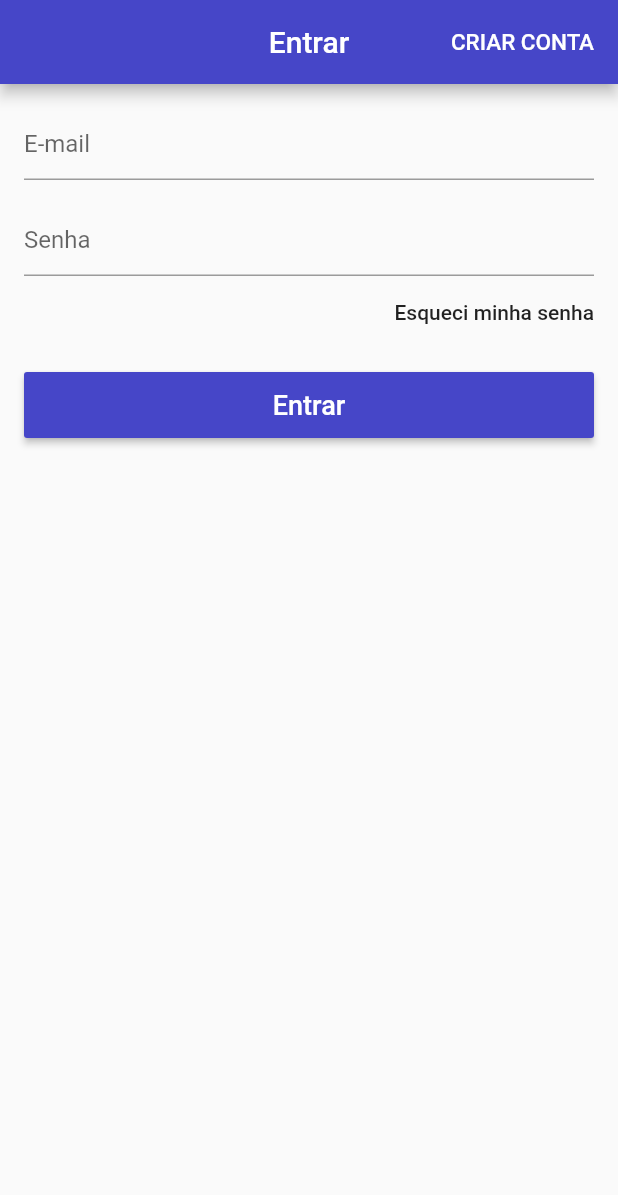
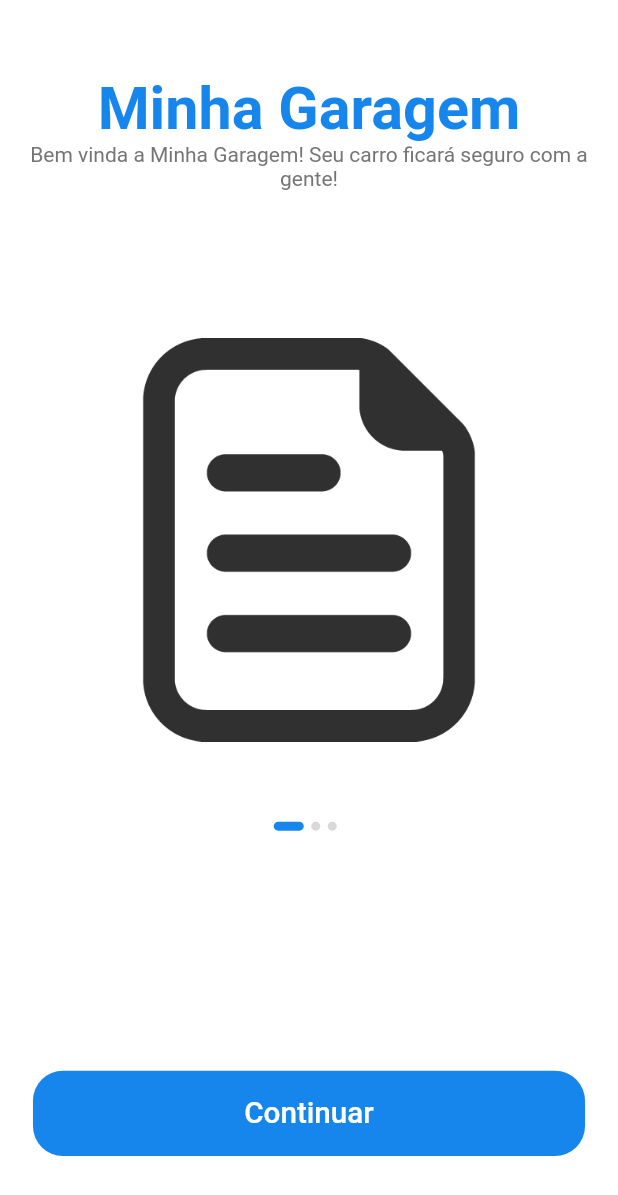
Before and after one commit to juliano-sc98/MinhaGaragem, a Flutter app: the screen it shows after launch, on a phone screen of 412 x 824 dp. Shown: the top 1195 px of the screen. Run offline on Flutter 3.47's test engine with Material 2 defaults, Android fonts, the phone set to English and light mode, and no system bars; Roboto replaces fonts that are missing (Muli).

Commit message:
Adicionando Introdução

```diff
--- /dev/null
+++ b/lib/components/default_button.dart
@@ -0,0 +1,30 @@
+import 'package:MinhaGaragem/constants.dart';
+import 'package:MinhaGaragem/size_config.dart';
+import 'package:flutter/material.dart';
+
+class DefaultButton extends StatelessWidget {
+
+  const DefaultButton({Key key, this.text, this.press}) : super(key : key);
+
+  final String text;
+  final Function press;
+
+  @override
+  Widget build(BuildContext context) {
+    return SizedBox(
+      width: double.infinity,
+      height: getProportionateScreenHeight(56),
+      child: FlatButton(
+          shape: RoundedRectangleBorder(borderRadius: BorderRadius.circular(20)),
+          color: kPrimaryColor,
+          onPressed: press,
+          child: Text(
+            text,
+            style: TextStyle(
+              fontSize: getProportionateScreenWidth(18),
+              color: Colors.white
+            ),
+          )),
+    );
+  }
+}
--- /dev/null
+++ b/lib/screens/introduction/body.dart
@@ -0,0 +1,113 @@
+import 'package:MinhaGaragem/components/default_button.dart';
+import 'package:MinhaGaragem/constants.dart';
+import 'package:MinhaGaragem/screens/introduction/intro_content.dart';
+import 'package:MinhaGaragem/screens/logIn/login_screen.dart';
+import 'package:MinhaGaragem/size_config.dart';
+import 'package:flutter/cupertino.dart';
+import 'package:flutter/material.dart';
+
+class Body extends StatefulWidget {
+  @override
+  _BodyState createState() => _BodyState();
+}
+
+class _BodyState extends State<Body> {
+
+  int _currentPage = 0;
+
+  List<Map<String, String>> data = [
+    {
+      "text": "Bem vinda a Minha Garagem! Seu carro ficará seguro com a gente!",
+      "image": "assets/images/document.png"
+    },
+    {
+      "text":
+      "Acompanhe a manutenção do seu carro!",
+      "image": "assets/images/car.png"
+    },
+    {
+      "text": "Verifique seus débitos com a gente",
+      "image": "assets/images/boleto.png"
+    },
+  ];
+
+  @override
+  Widget build(BuildContext context) {
+    return SafeArea(
+        child: SizedBox(
+          width: double.infinity,
+          child: Column(
+            children: <Widget>[
+
+              Expanded(
+                flex: 3,
+                child: PageView.builder(
+                  onPageChanged: (value) {
+                    setState(() {
+                      _currentPage = value;
+                    });
+                  },
+                  itemCount: data.length,
+                  itemBuilder: (context, index) => IntroContent(
+                    image: data[index]['image'],
+                    text: data[index]['text'],
+                  ),
+                ),
+              ),
+
+              Expanded(
+                flex: 2,
+                child: Padding(
+
+                    padding: EdgeInsets.symmetric(
+                      horizontal: getProportionateScreenWidth(20)),
+
+                    child: Column(
+                      children: <Widget>[
+
+                        Spacer(),
+
+                        Row(
+                          mainAxisAlignment: MainAxisAlignment.center,
+                          children: List.generate(
+                              data.length,
+                              (index) => buildDot(index: index)),
+                        ),
+
+                        Spacer(flex: 3),
+
+                        DefaultButton(
+                          text: "Continuar",
+                          press: () {
+                            Navigator.push(context, MaterialPageRoute
+                              (builder: (context) => LoginScreen()));
+                          },
+                        ),
+
+                        Spacer(),
+
+                      ],
+                    ),
+                ),
+              ),
+            ],
+          ),
+        )
+    );
+  }
+
+  AnimatedContainer buildDot({int index}) {
+    return AnimatedContainer(
+      duration: kAnimationDuration,
+      margin: EdgeInsets.only(right: 5.0),
+      height: 6,
+      width: _currentPage == index ? 20 : 6,
+      decoration: BoxDecoration(
+        color: _currentPage == index ? kPrimaryColor : Color(0xFFD8D8D8),
+        borderRadius: BorderRadius.circular(3),
+      ),
+    );
+  }
+
+
+}
--- /dev/null
+++ b/lib/screens/introduction/intro_content.dart
@@ -0,0 +1,38 @@
+import 'package:flutter/material.dart';
+
+import 'package:MinhaGaragem/constants.dart';
+import 'package:MinhaGaragem/size_config.dart';
+
+class IntroContent extends StatelessWidget {
+
+  const IntroContent({Key key, this.text, this.image}) : super(key : key);
+  final String text;
+  final String image;
+
+  @override
+  Widget build(BuildContext context) {
+    return Column(
+      children: <Widget>[
+
+        Spacer(),
+
+        Text("Minha Garagem",
+          style: TextStyle(
+          fontSize: getProportionateScreenWidth(36),
+          color: kPrimaryColor,
+          fontWeight: FontWeight.bold,
+          ),
+        ),
+
+        Text(text, textAlign: TextAlign.center,),
+
+        Spacer(flex: 2,),
+
+        Image.asset(image,
+          height: getProportionateScreenHeight(265),
+          width: getProportionateScreenWidth(265),
+        ),
+      ],
+    );
+  }
+}
--- /dev/null
+++ b/lib/screens/introduction/introduction_screen.dart
@@ -0,0 +1,14 @@
+import 'package:MinhaGaragem/screens/introduction/body.dart';
+import 'package:MinhaGaragem/size_config.dart';
+import 'package:flutter/material.dart';
+
+class IntroductionScreen extends StatelessWidget {
+  static String routeName = "/introduction";
+  @override
+  Widget build(BuildContext context) {
+    SizeConfig().init(context);
+    return Scaffold(
+      body: Body(),
+    );
+  }
+}
--- a/lib/screens/login_screen.dart
+++ b/lib/screens/logIn/login_screen.dart
@@ -1,5 +1,8 @@
+import 'package:MinhaGaragem/components/default_button.dart';
+import 'package:MinhaGaragem/constants.dart';
 import 'package:MinhaGaragem/screens/home_screen.dart';
-import 'package:MinhaGaragem/screens/signup_screen.dart';
+import 'file:///C:/Users/Juliano/Desktop/Unisul/MinhaGaragem/lib/screens/logIn/signUp/signup_screen.dart';
+import 'package:MinhaGaragem/size_config.dart';
 import 'package:flutter/cupertino.dart';
 import 'package:flutter/material.dart';
 import 'package:scoped_model/scoped_model.dart';
@@ -11,6 +14,8 @@ class LoginScreen extends StatefulWidget {
 
 class _LoginScreenState extends State<LoginScreen> {
 
+  static String routeName = "/log_in";
+
   final _emailController = TextEditingController();
   final _passController = TextEditingController();
 
@@ -19,6 +24,7 @@ class _LoginScreenState extends State<LoginScreen> {
 
   @override
   Widget build(BuildContext context) {
+    SizeConfig().init(context);
     return Scaffold(
       key: _scaffoldKey,
       appBar: AppBar(
@@ -26,12 +32,14 @@ class _LoginScreenState extends State<LoginScreen> {
         centerTitle: true,
         actions: <Widget>[
 
+
+
           FlatButton(
             child: Text("CRIAR CONTA",
             style: TextStyle(fontSize: 15.0),),
-            textColor: Colors.white,
+            textColor: kPrimaryColor,
             onPressed: () {
-              Navigator.of(context).pushReplacement(MaterialPageRoute
+              Navigator.push(context, MaterialPageRoute
                 (builder: (context) => SignUpScreen()));
             }, )
 
@@ -101,23 +109,14 @@ class _LoginScreenState extends State<LoginScreen> {
               SizedBox(height: 16.0,),
               SizedBox(
                 height: 44.0,
-                child: RaisedButton(
-                  child: Text("Entrar",
-                    style: TextStyle(
-                      fontSize: 18.0,
-                    ),
-                  ),
-                  textColor: Colors.white,
-                  color: Theme.of(context).primaryColor,
-                  onPressed: (){
-                    Navigator.of(context).pushReplacement(MaterialPageRoute
-                      (builder: (context) => HomeScreen()));
+                child: DefaultButton(
+                    text: "Entrar",
+                    press: () {
+                      Navigator.of(context).pushReplacement(MaterialPageRoute
+                        (builder: (context) => HomeScreen()));
+                    }
+                ),
 
-                    /*
-                    * verificação de usuario e senha
-                    *
-                    * */
-                  }),
               )
 
             ],
@@ -126,4 +125,5 @@ class _LoginScreenState extends State<LoginScreen> {
 
     );
   }
+
 }
--- /dev/null
+++ b/lib/size_config.dart
@@ -0,0 +1,28 @@
+import 'package:flutter/material.dart';
+
+class SizeConfig {
+  static MediaQueryData _mediaQueryData;
+  static double screenWidth;
+  static double screenHeight;
+  static double defaultSize;
+  static Orientation orientation;
+
+  void init(BuildContext context) {
+    _mediaQueryData = MediaQuery.of(context);
+    screenWidth = _mediaQueryData.size.width;
+    screenHeight = _mediaQueryData.size.height;
+    orientation = _mediaQueryData.orientation;
+  }
+}
+
+double getProportionateScreenHeight(double inputHeight) {
+  double screenHeight = SizeConfig.screenHeight;
+  // 812 is the layout height that designer use
+  return (inputHeight / 812.0) * screenHeight;
+}
+
+double getProportionateScreenWidth(double inputWidth) {
+  double screenWidth = SizeConfig.screenWidth;
+  // 375 is the layout width that designer use
+  return (inputWidth / 375.0) * screenWidth;
+}
```
Also changed, not shown: lib/constants.dart (added, +46 -0 lines), lib/main.dart (+10 -6 lines), lib/routes.dart (added, +7 -0 lines), lib/screens/home_screen.dart (+24 -1 lines), lib/screens/logIn/signUp/signup_screen.dart (renamed from lib/screens/signup_screen.dart, +12 -14 lines), lib/theme.dart (added, +51 -0 lines), pubspec.yaml (+5 -5 lines), assets/images/boleto.png (added), assets/images/car.png (added), assets/images/document.png (added), lib/screens/logIn/body.dart (added), lib/screens/logIn/logIn_content.dart (added), pubspec.lock.
